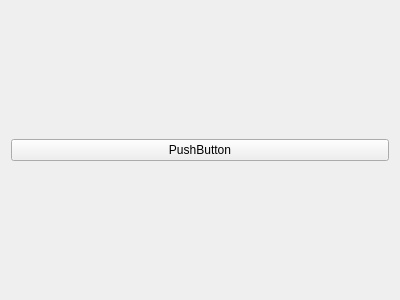
Above: ui/editWidget.ui from Llerr/FontCreator before the change. Below: the same form after it.
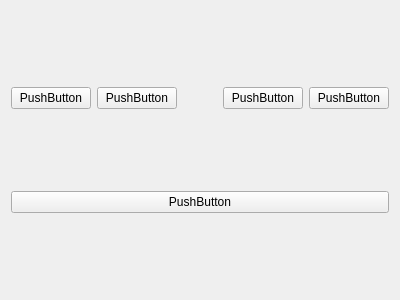
That is the form after the change.

Patch:
```diff
--- a/ui/editWidget.ui
+++ b/ui/editWidget.ui
@@ -14,6 +14,51 @@
    <string>Form</string>
   </property>
   <layout class="QVBoxLayout" name="verticalLayout">
+   <item>
+    <layout class="QHBoxLayout" name="horizontalLayout">
+     <item>
+      <widget class="QPushButton" name="pushButton_3">
+       <property name="text">
+        <string>PushButton</string>
+       </property>
+      </widget>
+     </item>
+     <item>
+      <widget class="QPushButton" name="pushButton_5">
+       <property name="text">
+        <string>PushButton</string>
+       </property>
+      </widget>
+     </item>
+     <item>
+      <spacer name="horizontalSpacer">
+       <property name="orientation">
+        <enum>Qt::Horizontal</enum>
+       </property>
+       <property name="sizeHint" stdset="0">
+        <size>
+         <width>40</width>
+         <height>20</height>
+        </size>
+       </property>
+      </spacer>
+     </item>
+     <item>
+      <widget class="QPushButton" name="pushButton_4">
+       <property name="text">
+        <string>PushButton</string>
+       </property>
+      </widget>
+     </item>
+     <item>
+      <widget class="QPushButton" name="pushButton_2">
+       <property name="text">
+        <string>PushButton</string>
+       </property>
+      </widget>
+     </item>
+    </layout>
+   </item>
    <item>
     <widget class="QPushButton" name="pushButton">
      <property name="text">
```
